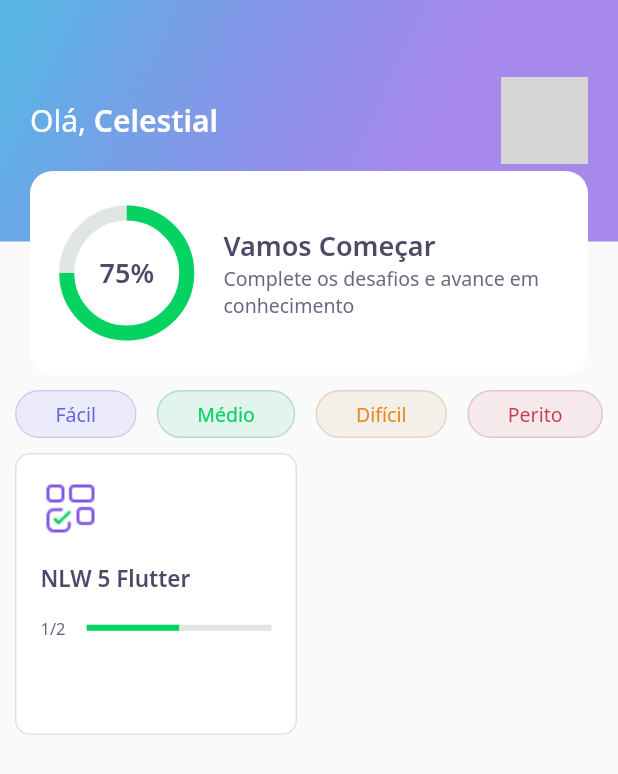
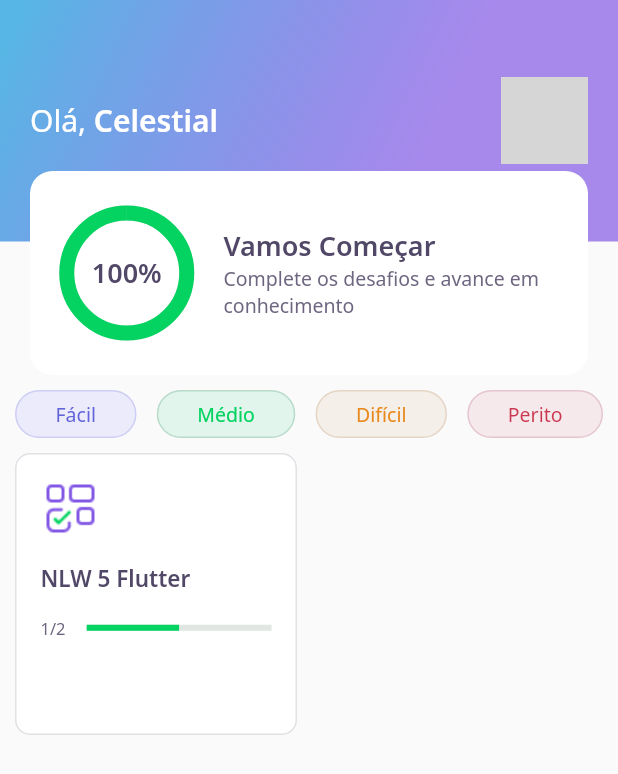
Before and after one commit to Xaigor/devquiz, a Flutter app: the screen it shows after launch, on a phone screen of 412 x 824 dp. Shown: the top 774 px of the screen. Run offline on Flutter 3.47's test engine with Material 2 defaults, Android fonts, the phone set to English and light mode, and no system bars; our stand-ins replace google_fonts, share_plus; accounts and stored records are empty; network calls fail; grey boxes are pictures that could not be loaded.

```diff
--- a/lib/home/widgets/appbar/app_bar_widget.dart
+++ b/lib/home/widgets/appbar/app_bar_widget.dart
@@ -44,7 +44,7 @@ class AppBarWidget extends PreferredSize {
                     ],
                   ),
                 ),
-                Align(alignment: Alignment(0.0, 1.0), child: ScoreCardWidget())
+                Align(alignment: Alignment(0.0, 1.0), child: ScoreCardWidget(percent: user.score/100,))
               ],
             ),
           ),
--- a/lib/home/widgets/char/chart_widget.dart
+++ b/lib/home/widgets/char/chart_widget.dart
@@ -1,17 +1,44 @@
-
 import 'package:DevQuiz/core/app_colors.dart';
 import 'package:DevQuiz/core/app_text_styles.dart';
 import 'package:flutter/material.dart';
 
-class ChartWidget extends StatelessWidget {
-  const ChartWidget({ Key? key }) : super(key: key);
+class ChartWidget extends StatefulWidget {
+  final double percent;
+  const ChartWidget({Key? key, required this.percent}) : super(key: key);
+
+  @override
+  State<ChartWidget> createState() => _ChartWidgetState();
+}
+
+class _ChartWidgetState extends State<ChartWidget>
+    with SingleTickerProviderStateMixin {
+  late AnimationController _controller;
+  late Animation<double> _animation;
+
+  void _initAnimation() {
+    _controller = AnimationController(
+      vsync: this,
+      duration: Duration(seconds: 3),
+    );
+    _animation =
+        Tween<double>(begin: 0.0, end: widget.percent).animate(_controller);
+    _controller.forward();
+  }
+
+  @override
+  void initState() {
+    _initAnimation();
+    super.initState();
+  }
 
   @override
   Widget build(BuildContext context) {
     return Container(
         height: 80,
         width: 80,
-      child: Stack(
+        child: AnimatedBuilder(
+          animation: _animation,
+          builder: (context, _) => Stack(
             children: [
               Center(
                 child: Container(
@@ -19,19 +46,21 @@ class ChartWidget extends StatelessWidget {
                   width: 80,
                   child: CircularProgressIndicator(
                     strokeWidth: 10,
-                value: .75,
+                    value: _animation.value,
                     backgroundColor: AppColors.chartSecondary,
-                valueColor: AlwaysStoppedAnimation<Color>(AppColors.chartPrimary),
+                    valueColor:
+                        AlwaysStoppedAnimation<Color>(AppColors.chartPrimary),
                   ),
                 ),
               ),
               Center(
                 child: Text(
-              "75%",
-              style: AppTextStyles.heading,),
+                  "${(_animation.value * 100).toInt()}%",
+                  style: AppTextStyles.heading,
+                ),
               )
             ],
           ),
-    );
+        ));
   }
 }
--- a/lib/home/widgets/score_card/score_card_widget.dart
+++ b/lib/home/widgets/score_card/score_card_widget.dart
@@ -4,7 +4,8 @@ import 'package:DevQuiz/home/widgets/char/chart_widget.dart';
 import 'package:flutter/material.dart';
 
 class ScoreCardWidget extends StatelessWidget {
-  const ScoreCardWidget({ Key? key }) : super(key: key);
+  final double percent;
+  const ScoreCardWidget({Key? key, required this.percent}) : super(key: key);
 
   @override
   Widget build(BuildContext context) {
@@ -13,18 +14,17 @@ class ScoreCardWidget extends StatelessWidget {
       child: Container(
         height: 136,
         decoration: BoxDecoration(
-          color: AppColors.white,
-          borderRadius: BorderRadius.circular(15)
-        ),
+            color: AppColors.white, borderRadius: BorderRadius.circular(15)),
         child: Padding(
           padding: const EdgeInsets.symmetric(horizontal: 24),
           child: Row(
             crossAxisAlignment: CrossAxisAlignment.center,
             children: [
               Expanded(
-                flex: 1,
-                child: ChartWidget()
-              ),
+                  flex: 1,
+                  child: ChartWidget(
+                    percent: percent,
+                  )),
               Expanded(
                 flex: 3,
                 child: Padding(
@@ -33,8 +33,14 @@ class ScoreCardWidget extends StatelessWidget {
                     mainAxisAlignment: MainAxisAlignment.center,
                     crossAxisAlignment: CrossAxisAlignment.start,
                     children: [
-                      Text("Vamos Começar", style: AppTextStyles.heading,),
-                      Text("Complete os desafios e avance em conhecimento", style: AppTextStyles.body,)
+                      Text(
+                        "Vamos Começar",
+                        style: AppTextStyles.heading,
+                      ),
+                      Text(
+                        "Complete os desafios e avance em conhecimento",
+                        style: AppTextStyles.body,
+                      )
                     ],
                   ),
                 ),
--- a/lib/result/result_page.dart
+++ b/lib/result/result_page.dart
@@ -2,6 +2,7 @@ import 'package:DevQuiz/challenge/widgets/next_button/next_button_widget.dart';
 import 'package:DevQuiz/core/app_images.dart';
 import 'package:DevQuiz/core/app_text_styles.dart';
 import 'package:flutter/material.dart';
+import 'package:share_plus/share_plus.dart';
 
 class ResultPage extends StatelessWidget {
   final String title;
@@ -53,7 +54,9 @@ class ResultPage extends StatelessWidget {
                         child: Padding(
                       padding: const EdgeInsets.symmetric(horizontal: 68),
                       child: NextButtonWidget.purple(
-                          label: "Compartilhar", onTap: () {}),
+                          label: "Compartilhar", onTap: () {
+                            Share.share('DevQuiz NLW 5 - Flutter: Resultado do Quiz: $title\nObtive: ${result/length}% de aproveitamento!');
+                          }),
                     )),
                   ],
                 ),
--- a/pubspec.yaml
+++ b/pubspec.yaml
@@ -10,6 +10,7 @@ dependencies:
     sdk: flutter
   cupertino_icons: ^1.0.2
   google_fonts: ^2.0.0
+  share_plus: ^4.0.4
 
 dev_dependencies:
   flutter_test:
```
Lines whose indentation alone changed are shown as unchanged.
